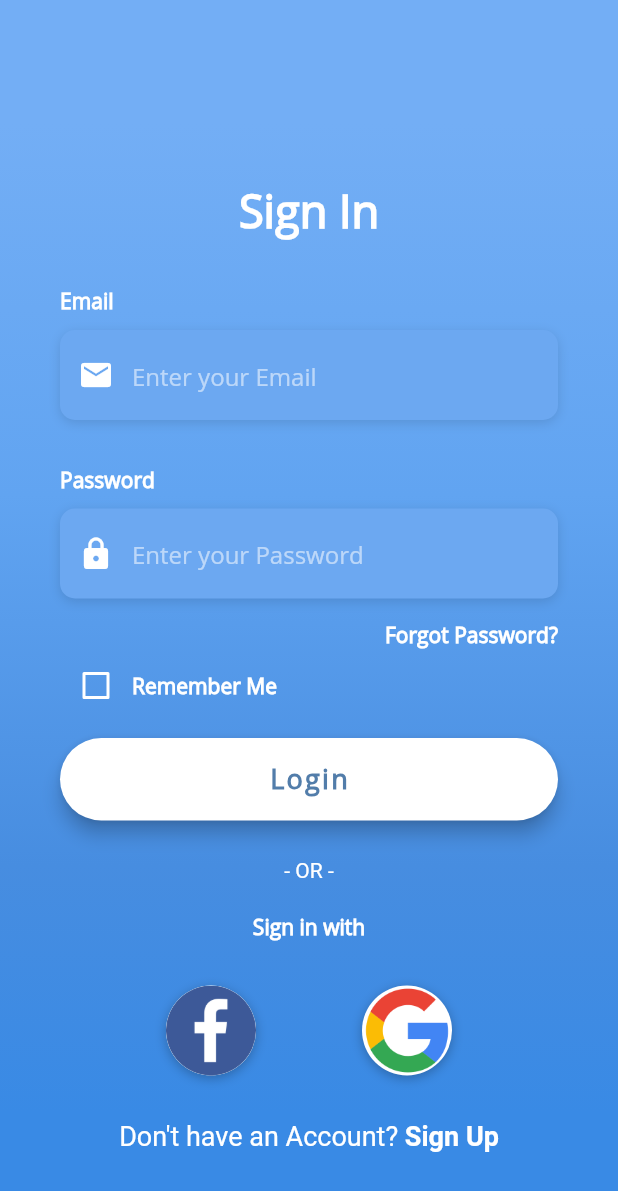
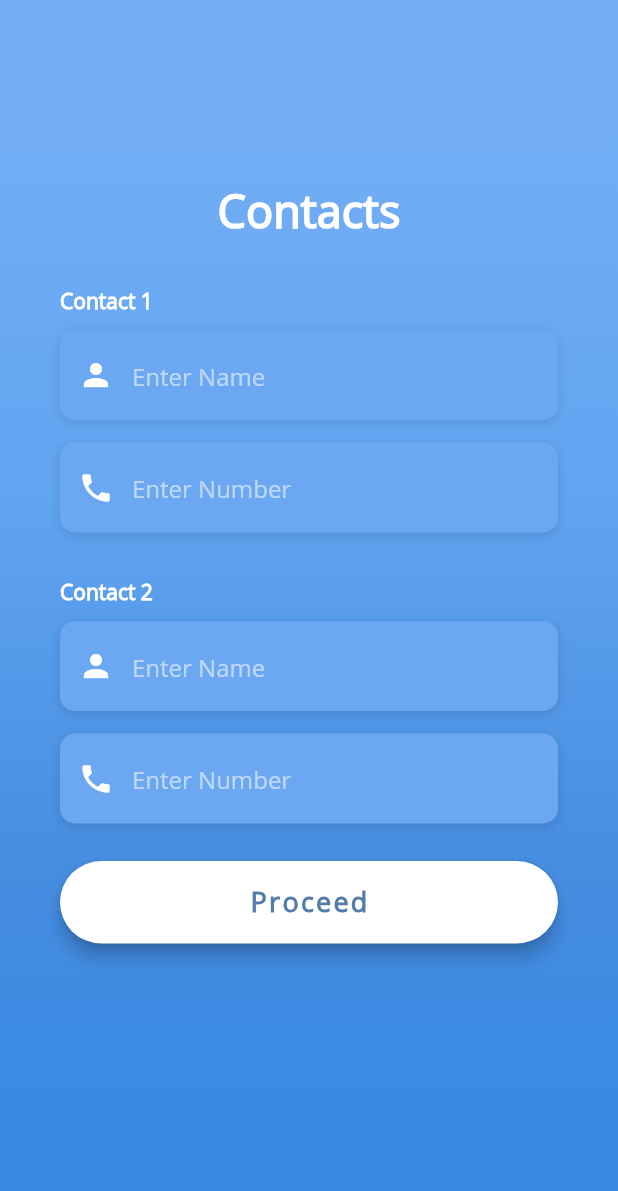
Before and after one commit to SAIMA10/PBL_Project, a Flutter app: the screen it shows after launch, after a tap on "Login", on a phone screen of 412 x 824 dp. Shown: the top 1191 px of the screen. Run offline on Flutter 3.47's test engine with Material 2 defaults, Android fonts, the phone set to English and light mode, and no system bars.

Commit message:
contacts added

```diff
--- /dev/null
+++ b/lib/contacts.dart
@@ -0,0 +1,202 @@
+import 'package:flutter/material.dart';
+import 'package:flutter/services.dart';
+import 'constants.dart';
+
+class ContactPage extends StatefulWidget {
+  @override
+  _InitialContactPage createState() => _InitialContactPage();
+}
+
+class _InitialContactPage extends State<ContactPage>
+{
+  Widget _builtNameInputTF()
+  {
+    return Column(
+      crossAxisAlignment: CrossAxisAlignment.start,
+      children: <Widget> [
+        Text(
+          'Contact 1',
+          style: kLabelStyle,
+        ),
+        SizedBox(height: 10.0),
+        Container(
+          alignment: Alignment.centerLeft,
+          decoration: kBoxDecorationStyle,
+          height: 60.0,
+          child: TextField(
+            keyboardType: TextInputType.text,
+            style: TextStyle(
+              color: Colors.white,
+              fontFamily: 'OpenSans',),
+            decoration: InputDecoration(
+                border: InputBorder.none,
+                contentPadding: EdgeInsets.only(top: 14.0),
+                prefixIcon: Icon(Icons.person, color: Colors.white,
+                ),
+                hintText: 'Enter Name',
+                hintStyle: kHintTextStyle
+            ),
+          ),
+        ),
+      ],
+    );
+  }
+
+  Widget _builtName2InputTF()
+  {
+    return Column(
+      crossAxisAlignment: CrossAxisAlignment.start,
+      children: <Widget> [
+        Text(
+          'Contact 2',
+          style: kLabelStyle,
+        ),
+        SizedBox(height: 10.0),
+        Container(
+          alignment: Alignment.centerLeft,
+          decoration: kBoxDecorationStyle,
+          height: 60.0,
+          child: TextField(
+            keyboardType: TextInputType.text,
+            style: TextStyle(
+              color: Colors.white,
+              fontFamily: 'OpenSans',),
+            decoration: InputDecoration(
+                border: InputBorder.none,
+                contentPadding: EdgeInsets.only(top: 14.0),
+                prefixIcon: Icon(Icons.person, color: Colors.white,
+                ),
+                hintText: 'Enter Name',
+                hintStyle: kHintTextStyle
+            ),
+          ),
+        ),
+      ],
+    );
+  }
+
+  Widget _builtNumberInputTF() {
+    return Column(
+      crossAxisAlignment: CrossAxisAlignment.start,
+      children: <Widget> [
+        SizedBox(height: 10.0),
+        Container(
+          alignment: Alignment.centerLeft,
+          decoration: kBoxDecorationStyle,
+          height: 60.0,
+          child: TextField(
+            keyboardType: TextInputType.number,
+            style: TextStyle(
+              color: Colors.white,
+              fontFamily: 'OpenSans',),
+            decoration: InputDecoration(
+                border: InputBorder.none,
+                contentPadding: EdgeInsets.only(top: 14.0),
+                prefixIcon: Icon(Icons.phone, color: Colors.white,
+                ),
+                hintText: 'Enter Number',
+                hintStyle: kHintTextStyle
+            ),
+          ),
+        ),
+      ],
+    );
+  }
+
+  Widget _builtProceedBtn()
+  {
+    return Container(
+      padding: EdgeInsets.symmetric(vertical: 25.0),
+      width: double.infinity,
+      child: RaisedButton(
+        elevation: 5.0,
+        // onPressed: () => print('Login Button Pressed'),
+        onPressed: () =>
+        {
+          print('Proceed to Main UI')
+        },
+        padding: EdgeInsets.all(15.0),
+        shape: RoundedRectangleBorder(
+          borderRadius: BorderRadius.circular(30.0),
+        ),
+        color: Colors.white,
+        child: Text(
+          'Proceed',
+          style: TextStyle(
+            color: Color(0xFF527DAA),
+            letterSpacing: 1.5,
+            fontSize: 18.0,
+            fontWeight: FontWeight.bold,
+            fontFamily: 'OpenSans',
+          ),
+        ),
+      ),
+    );
+  }
+
+  @override
+  Widget build(BuildContext context) {
+    return Scaffold(
+        body: AnnotatedRegion<SystemUiOverlayStyle>(
+          value: SystemUiOverlayStyle.light,
+          child: GestureDetector(
+            onTap: () => FocusScope.of(context).unfocus(),
+            child: Stack(
+              children: <Widget> [
+                Container(
+                  height: double.infinity,
+                  width: double.infinity,
+                  decoration: BoxDecoration(
+                    gradient: LinearGradient(
+                      begin: Alignment.topCenter,
+                      end: Alignment.bottomCenter,
+                      colors: [
+                        Color(0xFF73AEF5),
+                        Color(0xFF61A4F1),
+                        Color(0xFF478DE0),
+                        Color(0xFF398AE5),
+                      ],
+                      stops: [0.1, 0.4, 0.7, 0.9],
+                    ),
+                  ),
+                ),
+                Container(
+                  height: double.infinity,
+                  child: SingleChildScrollView(
+                    physics: AlwaysScrollableScrollPhysics(),
+                    padding: EdgeInsets.symmetric(
+                      horizontal: 40.0,
+                      vertical: 120.0,
+                    ),
+                    child: Column(
+                      mainAxisAlignment: MainAxisAlignment.center,
+                      children: <Widget> [
+                        Text(
+                          'Contacts',
+                          style: TextStyle(
+                            color: Colors.white,
+                            fontFamily: 'OpenSans',
+                            fontSize: 30.0,
+                            fontWeight: FontWeight.bold,
+                          ),
+                        ),
+                        SizedBox(height: 30.0),
+                        _builtNameInputTF(),
+                        SizedBox(height: 5.0,),
+                        _builtNumberInputTF(),
+                        SizedBox(height: 30.0),
+                        _builtName2InputTF(),
+                        SizedBox(height: 5.0,),
+                        _builtNumberInputTF(),
+                        _builtProceedBtn(),
+                      ],
+                    ),
+                  ),
+                ),
+              ],
+            ),
+          ),
+        )
+    );
+  }
+}
--- a/lib/login_screen.dart
+++ b/lib/login_screen.dart
@@ -1,6 +1,7 @@
 import 'package:flutter/material.dart';
 import 'package:flutter/services.dart';
 import 'constants.dart';
+import 'contacts.dart';
 
 class LoginScreen extends StatefulWidget {
   @override
@@ -123,7 +124,14 @@ class _LoginScreenState extends State<LoginScreen> {
       width: double.infinity,
       child: RaisedButton(
         elevation: 5.0,
-        onPressed: () => print('Login Button Pressed'),
+        // onPressed: () => print('Login Button Pressed'),
+        onPressed: () =>
+        {
+          Navigator.push(
+              context,
+              MaterialPageRoute(builder: (context) => ContactPage())
+          ),
+        },
         padding: EdgeInsets.all(15.0),
         shape: RoundedRectangleBorder(
           borderRadius: BorderRadius.circular(30.0),
--- a/lib/main.dart
+++ b/lib/main.dart
@@ -1,5 +1,6 @@
 import 'package:flutter/material.dart';
 import 'login_screen.dart';
+import 'contacts.dart';
 
 void main() => runApp(MyApp());
 
```
Also changed, not shown: lib/lib/contacts.dart (added, +107 -0 lines).
